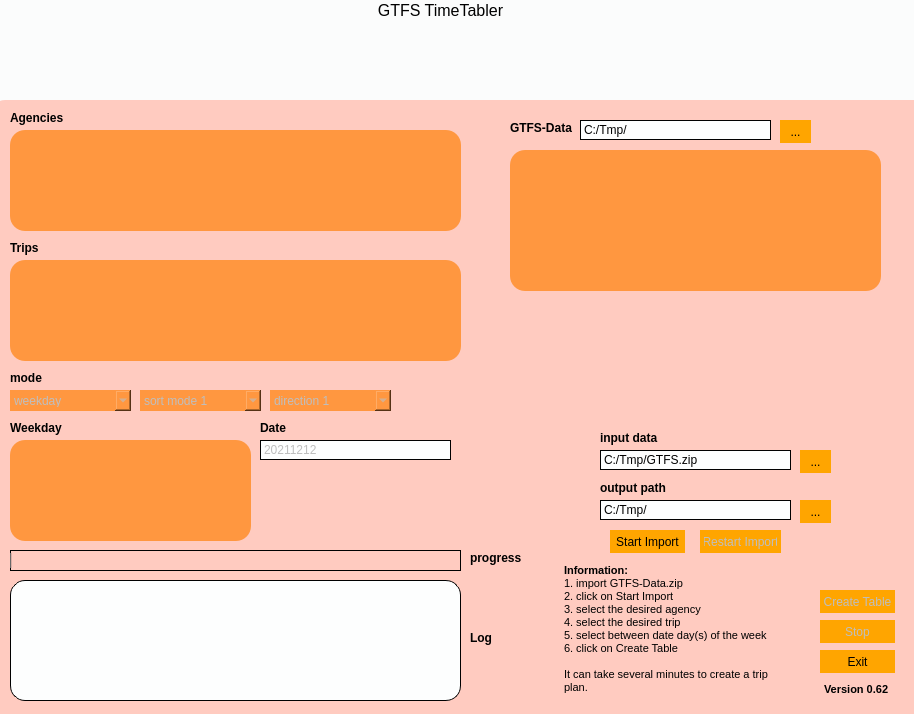
Before: the Qt Designer form add_files/GTFSQT5Q.ui in Themishau/GTFStoFahrplan, drawn with Qt 5.
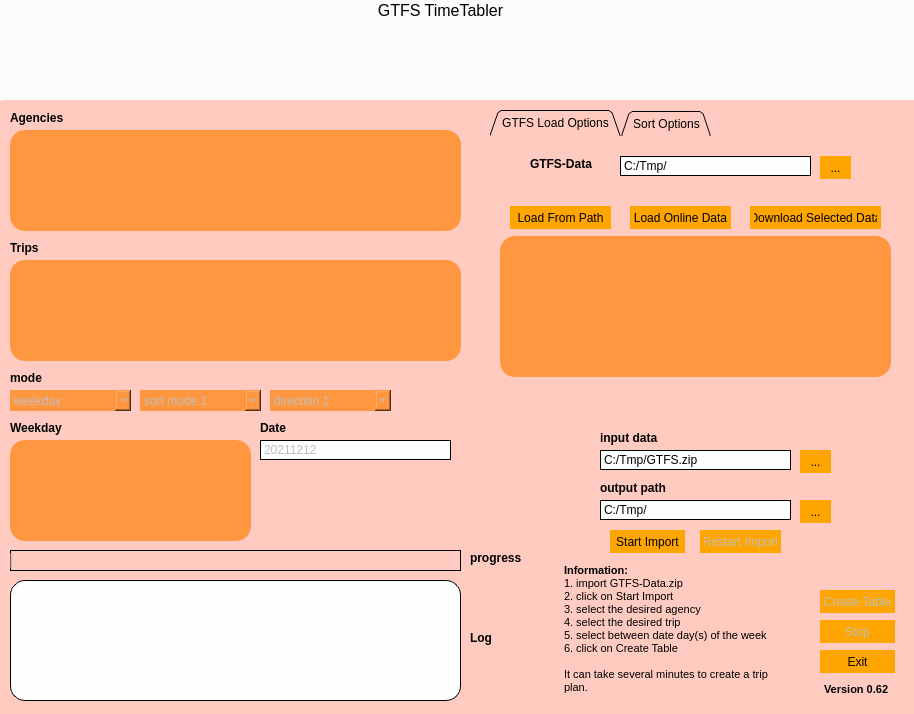
After: the same form once the commit is applied. The open tabs and pages were chosen to show the change. Icons and pictures are not drawn.

Patch:
```diff
--- a/add_files/GTFSQT5Q.ui
+++ b/add_files/GTFSQT5Q.ui
@@ -720,12 +720,89 @@
     </property>
    </item>
   </widget>
-  <widget class="QListWidget" name="listGTFSDATA">
+  <widget class="QPushButton" name="btnGetFile">
+   <property name="enabled">
+    <bool>true</bool>
+   </property>
    <property name="geometry">
     <rect>
-     <x>510</x>
-     <y>150</y>
-     <width>371</width>
+     <x>800</x>
+     <y>450</y>
+     <width>31</width>
+     <height>23</height>
+    </rect>
+   </property>
+   <property name="styleSheet">
+    <string notr="true">background-color: orange;
+border-style: outset;
+border-width: 0px;
+border-radius: 15px;
+border-color: black;
+padding: 4px;</string>
+   </property>
+   <property name="text">
+    <string>...</string>
+   </property>
+  </widget>
+  <widget class="QPushButton" name="btnGetOutputDir">
+   <property name="enabled">
+    <bool>true</bool>
+   </property>
+   <property name="geometry">
+    <rect>
+     <x>800</x>
+     <y>500</y>
+     <width>31</width>
+     <height>23</height>
+    </rect>
+   </property>
+   <property name="styleSheet">
+    <string notr="true">background-color: orange;
+border-style: outset;
+border-width: 0px;
+border-radius: 15px;
+border-color: black;
+padding: 4px;</string>
+   </property>
+   <property name="text">
+    <string>...</string>
+   </property>
+  </widget>
+  <widget class="QTabWidget" name="tabWidget">
+   <property name="geometry">
+    <rect>
+     <x>490</x>
+     <y>110</y>
+     <width>431</width>
+     <height>281</height>
+    </rect>
+   </property>
+   <property name="layoutDirection">
+    <enum>Qt::LeftToRight</enum>
+   </property>
+   <property name="autoFillBackground">
+    <bool>false</bool>
+   </property>
+   <property name="styleSheet">
+    <string notr="true">background-color:  #ffcbc0;
+border-radius: 0px;</string>
+   </property>
+   <property name="tabShape">
+    <enum>QTabWidget::Triangular</enum>
+   </property>
+   <property name="currentIndex">
+    <number>1</number>
+   </property>
+   <widget class="QWidget" name="tabDownloadGTFS">
+    <attribute name="title">
+     <string>GTFS Load Options</string>
+    </attribute>
+    <widget class="QListWidget" name="listTabGTFSDATA">
+     <property name="geometry">
+      <rect>
+       <x>10</x>
+       <y>100</y>
+       <width>391</width>
      <height>141</height>
     </rect>
    </property>
@@ -741,8 +818,8 @@
   <widget class="QLabel" name="label_15">
    <property name="geometry">
     <rect>
-     <x>510</x>
-     <y>120</y>
+       <x>40</x>
+       <y>20</y>
      <width>81</width>
      <height>16</height>
     </rect>
@@ -758,8 +835,8 @@
   <widget class="QLineEdit" name="GTFSInputPath">
    <property name="geometry">
     <rect>
-     <x>580</x>
-     <y>120</y>
+       <x>130</x>
+       <y>20</y>
      <width>191</width>
      <height>20</height>
     </rect>
@@ -776,38 +853,14 @@
     <string>C:/Tmp/</string>
    </property>
   </widget>
-  <widget class="QPushButton" name="btnGetFile">
-   <property name="enabled">
-    <bool>true</bool>
-   </property>
-   <property name="geometry">
-    <rect>
-     <x>800</x>
-     <y>450</y>
-     <width>31</width>
-     <height>23</height>
-    </rect>
-   </property>
-   <property name="styleSheet">
-    <string notr="true">background-color: orange;
-border-style: outset;
-border-width: 0px;
-border-radius: 15px;
-border-color: black;
-padding: 4px;</string>
-   </property>
-   <property name="text">
-    <string>...</string>
-   </property>
-  </widget>
   <widget class="QPushButton" name="btnGetDir">
    <property name="enabled">
     <bool>true</bool>
    </property>
    <property name="geometry">
     <rect>
-     <x>780</x>
-     <y>120</y>
+       <x>330</x>
+       <y>20</y>
      <width>31</width>
      <height>23</height>
     </rect>
@@ -824,15 +877,15 @@
     <string>...</string>
    </property>
   </widget>
-  <widget class="QPushButton" name="btnGetOutputDir">
+    <widget class="QPushButton" name="btnLoadOnlineData">
    <property name="enabled">
     <bool>true</bool>
    </property>
    <property name="geometry">
     <rect>
-     <x>800</x>
-     <y>500</y>
-     <width>31</width>
+       <x>140</x>
+       <y>70</y>
+       <width>101</width>
      <height>23</height>
     </rect>
    </property>
@@ -845,8 +898,81 @@
 padding: 4px;</string>
    </property>
    <property name="text">
-    <string>...</string>
-   </property>
+      <string>Load Online Data</string>
+     </property>
+    </widget>
+    <widget class="QPushButton" name="btnLoadFromPath">
+     <property name="enabled">
+      <bool>true</bool>
+     </property>
+     <property name="geometry">
+      <rect>
+       <x>20</x>
+       <y>70</y>
+       <width>101</width>
+       <height>23</height>
+      </rect>
+     </property>
+     <property name="styleSheet">
+      <string notr="true">background-color: orange;
+border-style: outset;
+border-width: 0px;
+border-radius: 15px;
+border-color: black;
+padding: 4px;</string>
+     </property>
+     <property name="text">
+      <string>Load From Path</string>
+     </property>
+    </widget>
+    <widget class="QPushButton" name="btnLoadOnlineData_2">
+     <property name="enabled">
+      <bool>true</bool>
+     </property>
+     <property name="geometry">
+      <rect>
+       <x>260</x>
+       <y>70</y>
+       <width>131</width>
+       <height>23</height>
+      </rect>
+     </property>
+     <property name="styleSheet">
+      <string notr="true">background-color: orange;
+border-style: outset;
+border-width: 0px;
+border-radius: 15px;
+border-color: black;
+padding: 4px;</string>
+     </property>
+     <property name="text">
+      <string>Download Selected Data</string>
+     </property>
+    </widget>
+   </widget>
+   <widget class="QWidget" name="tabDefineSorting">
+    <attribute name="title">
+     <string>Sort Options</string>
+    </attribute>
+    <widget class="QListWidget" name="listTabSort">
+     <property name="geometry">
+      <rect>
+       <x>20</x>
+       <y>80</y>
+       <width>371</width>
+       <height>141</height>
+      </rect>
+     </property>
+     <property name="styleSheet">
+      <string notr="true">background-color:  #ff9740;
+border-style: outset;
+border-width: 0px;
+border-radius: 15px;
+border-color: black;
+padding: 4px;</string>
+     </property>
+    </widget>
+   </widget>
   </widget>
   <zorder>label</zorder>
   <zorder>middlelabel</zorder>
@@ -878,12 +1004,9 @@
   <zorder>comboBox_sort</zorder>
   <zorder>label_14</zorder>
   <zorder>comboBox_direction</zorder>
-  <zorder>listGTFSDATA</zorder>
-  <zorder>label_15</zorder>
-  <zorder>GTFSInputPath</zorder>
   <zorder>btnGetFile</zorder>
-  <zorder>btnGetDir</zorder>
   <zorder>btnGetOutputDir</zorder>
+  <zorder>tabWidget</zorder>
  </widget>
  <resources/>
  <connections>
```
Lines whose indentation alone changed are shown as unchanged.
